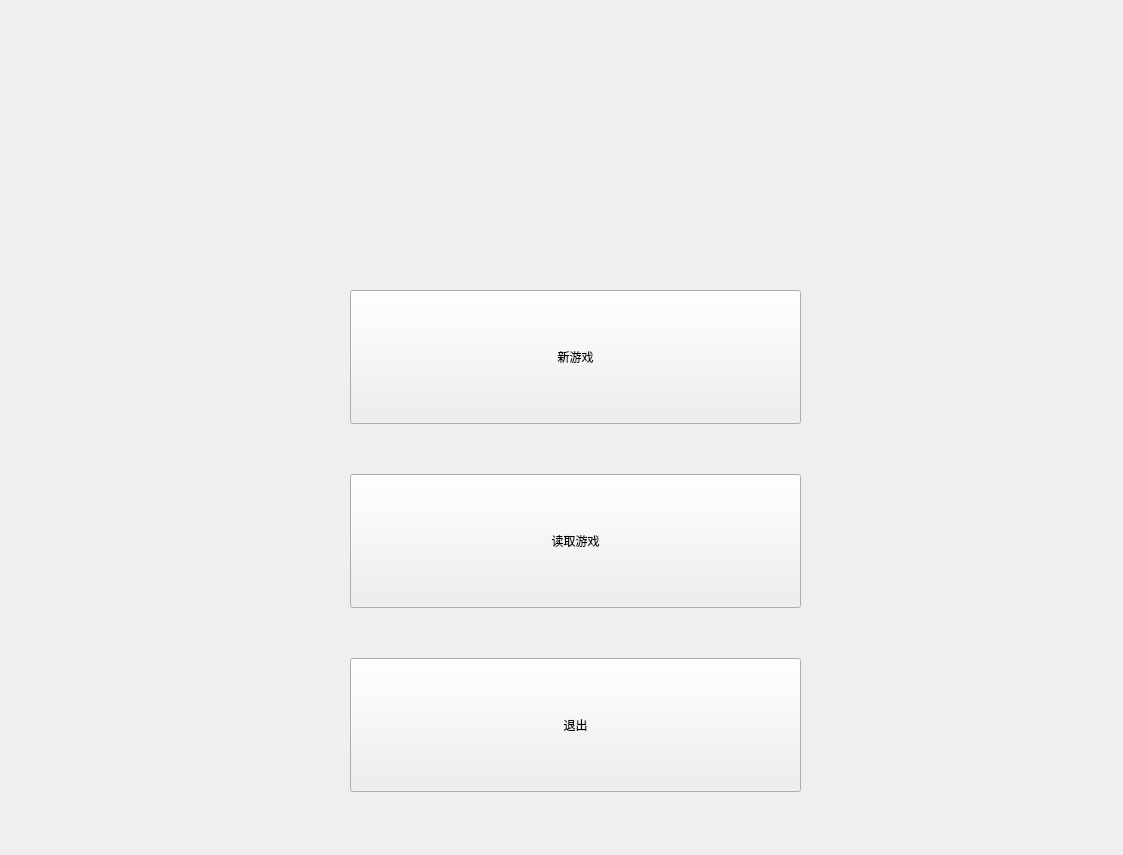
SuohTheBest/Shapez-Qt, file menuwidget.ui: the form before one commit.
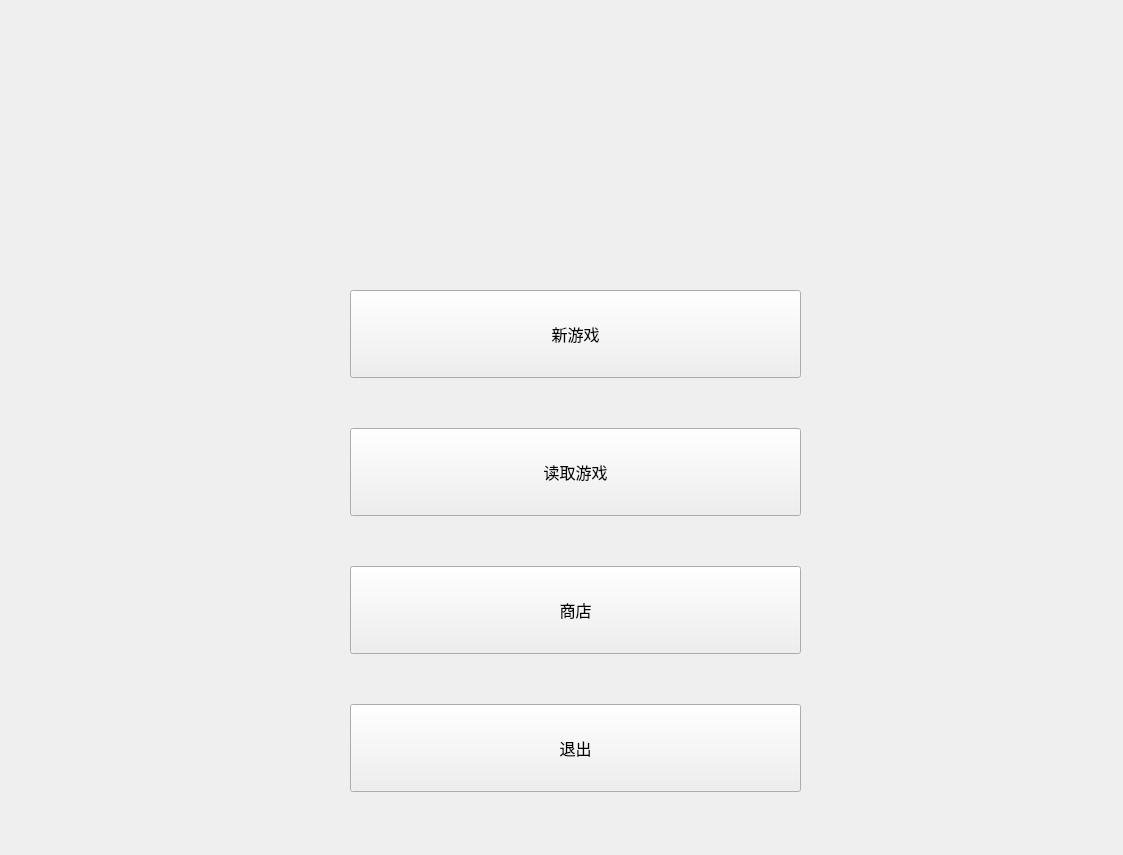
The form after the commit. Icons and pictures are not drawn.

Patch:
```diff
--- a/menuwidget.ui
+++ b/menuwidget.ui
@@ -77,7 +77,7 @@
      <height>502</height>
     </rect>
    </property>
-   <layout class="QVBoxLayout" name="verticalLayout" stretch="0,0,0">
+   <layout class="QVBoxLayout" name="verticalLayout" stretch="0,0,0,0">
     <property name="spacing">
      <number>50</number>
     </property>
@@ -104,6 +104,11 @@
         <height>50</height>
        </size>
       </property>
+      <property name="font">
+       <font>
+        <pointsize>12</pointsize>
+       </font>
+      </property>
       <property name="text">
        <string>新游戏</string>
       </property>
@@ -126,6 +131,11 @@
         <height>50</height>
        </size>
       </property>
+      <property name="font">
+       <font>
+        <pointsize>12</pointsize>
+       </font>
+      </property>
       <property name="text">
        <string>读取游戏</string>
       </property>
@@ -134,6 +144,33 @@
       </property>
      </widget>
     </item>
+    <item>
+     <widget class="QPushButton" name="button_open_shop">
+      <property name="enabled">
+       <bool>true</bool>
+      </property>
+      <property name="sizePolicy">
+       <sizepolicy hsizetype="Expanding" vsizetype="Expanding">
+        <horstretch>0</horstretch>
+        <verstretch>0</verstretch>
+       </sizepolicy>
+      </property>
+      <property name="minimumSize">
+       <size>
+        <width>0</width>
+        <height>50</height>
+       </size>
+      </property>
+      <property name="font">
+       <font>
+        <pointsize>12</pointsize>
+       </font>
+      </property>
+      <property name="text">
+       <string>商店</string>
+      </property>
+     </widget>
+    </item>
     <item>
      <widget class="QPushButton" name="button_exit">
       <property name="sizePolicy">
@@ -148,6 +185,11 @@
         <height>50</height>
        </size>
       </property>
+      <property name="font">
+       <font>
+        <pointsize>12</pointsize>
+       </font>
+      </property>
       <property name="text">
        <string>退出</string>
       </property>
```
